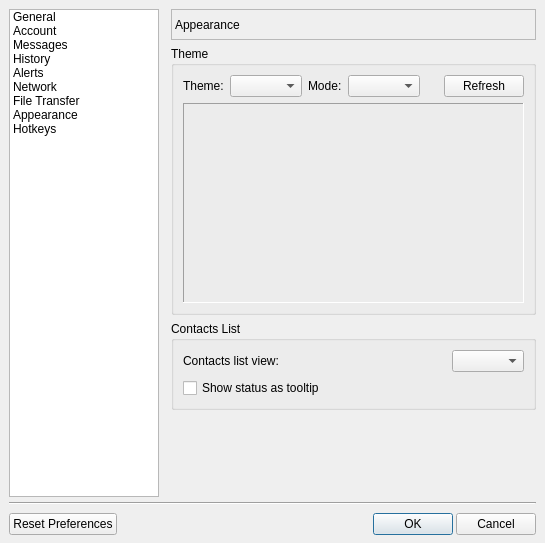
First picture: the form in src/gui/main/settingsdialog.ui, repository lanmessenger/lanmessenger, before the edit.
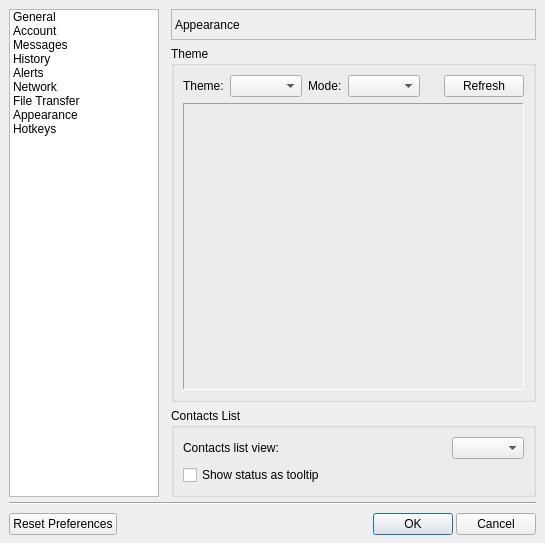
Second picture: the form after the edit.

Commit message: lmc: make settings preview fill free vertical space

The edit to the form file:
```diff
--- a/src/gui/main/settingsdialog.ui
+++ b/src/gui/main/settingsdialog.ui
@@ -1885,6 +1885,12 @@
              </item>
              <item>
               <widget class="QFrame" name="fraMessageLog">
+              <property name="sizePolicy">
+               <sizepolicy hsizetype="Preferred" vsizetype="Expanding">
+                <horstretch>0</horstretch>
+                <verstretch>1</verstretch>
+               </sizepolicy>
+              </property>
               <property name="minimumSize">
                <size>
                 <width>341</width>
@@ -1961,20 +1967,7 @@
             </item>
            </layout>
           </widget>
-         </item>
-         <item>
-          <spacer name="verticalSpacer_9">
-           <property name="orientation">
-            <enum>Qt::Vertical</enum>
-           </property>
-           <property name="sizeHint" stdset="0">
-            <size>
-             <width>20</width>
-             <height>313</height>
-            </size>
-           </property>
-          </spacer>
-         </item>
+          </item>
         </layout>
        </widget>
        <widget class="QWidget" name="pageHotkeys">
```
The commit also changes 1 other file.
